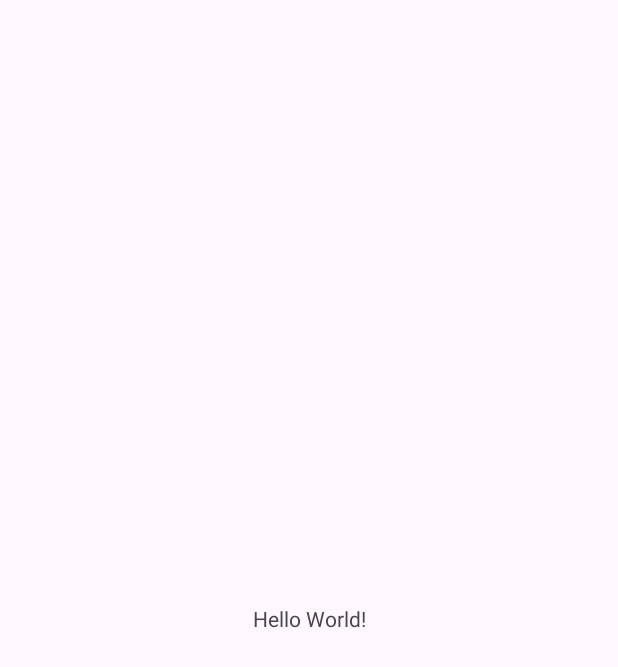
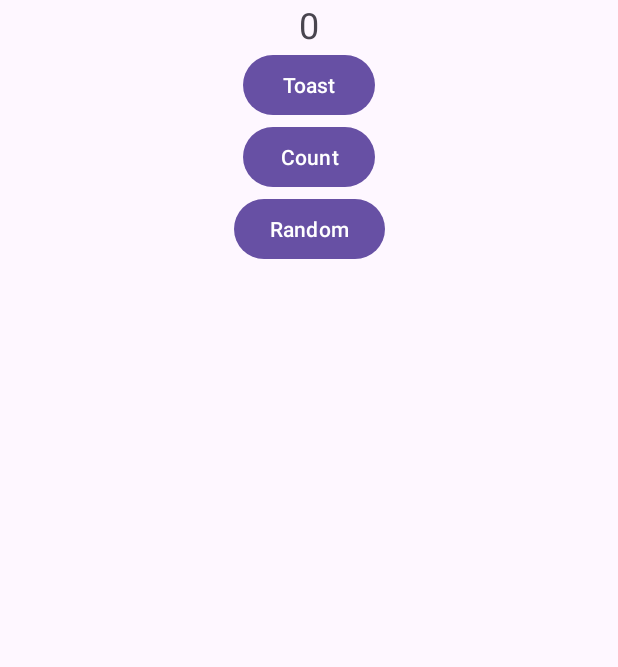
Before and after one commit to JaeYoung290/BCSD_Assignment, an Android app: the screen it shows after launch (MainActivity), on a phone screen of 412 x 824 dp. Before the commit the part shown is almost empty. Shown: the top 667 px of the screen. Run offline under Robolectric (Android 15) with nearby library versions, the phone set to English and light mode, and no system bars.

Commit message:
5주차 과제

```diff
--- a/assignment_week_5/app/src/main/AndroidManifest.xml
+++ b/assignment_week_5/app/src/main/AndroidManifest.xml
@@ -13,6 +13,9 @@
         android:theme="@style/Theme.Test"
         tools:targetApi="31">
         <activity
+            android:name=".SecondActivity"
+            android:exported="false" />
+        <activity
             android:name=".MainActivity"
             android:exported="true">
             <intent-filter>
--- a/assignment_week_5/app/src/main/java/com/example/test/MainActivity.kt
+++ b/assignment_week_5/app/src/main/java/com/example/test/MainActivity.kt
@@ -1,20 +1,48 @@
 package com.example.test
 
+import android.content.Intent
 import android.os.Bundle
-import androidx.activity.enableEdgeToEdge
+import android.widget.Button
+import android.widget.TextView
+import android.widget.Toast
+import androidx.activity.result.contract.ActivityResultContracts
 import androidx.appcompat.app.AppCompatActivity
-import androidx.core.view.ViewCompat
-import androidx.core.view.WindowInsetsCompat
 
 class MainActivity : AppCompatActivity() {
+
+    private var count = 0
+    private lateinit var countTextView: TextView
+
+    private val activityLauncher = registerForActivityResult(ActivityResultContracts.StartActivityForResult()) { result ->
+        if (result.resultCode == RESULT_OK) {
+            val randomValue = result.data?.getIntExtra("randomValue", count)
+            count = randomValue ?: count
+            countTextView.text = count.toString()
+        }
+    }
+
     override fun onCreate(savedInstanceState: Bundle?) {
         super.onCreate(savedInstanceState)
-        enableEdgeToEdge()
         setContentView(R.layout.activity_main)
-        ViewCompat.setOnApplyWindowInsetsListener(findViewById(R.id.main)) { v, insets ->
-            val systemBars = insets.getInsets(WindowInsetsCompat.Type.systemBars())
-            v.setPadding(systemBars.left, systemBars.top, systemBars.right, systemBars.bottom)
-            insets
+
+        val toastButton: Button = findViewById(R.id.toastButton)
+        val countButton: Button = findViewById(R.id.countButton)
+        val randomButton: Button = findViewById(R.id.randomButton)
+        countTextView = findViewById(R.id.countTextView)
+
+        toastButton.setOnClickListener {
+            Toast.makeText(this, "Toast 메시지 출력", Toast.LENGTH_SHORT).show()
+        }
+
+        countButton.setOnClickListener {
+            count++
+            countTextView.text = count.toString()
+        }
+
+        randomButton.setOnClickListener {
+            val intent = Intent(this, SecondActivity::class.java)
+            intent.putExtra("count", count)
+            activityLauncher.launch(intent)
         }
     }
 }
--- a/assignment_week_5/app/src/main/res/layout/activity_main.xml
+++ b/assignment_week_5/app/src/main/res/layout/activity_main.xml
@@ -2,18 +2,44 @@
 <androidx.constraintlayout.widget.ConstraintLayout xmlns:android="http://schemas.android.com/apk/res/android"
     xmlns:app="http://schemas.android.com/apk/res-auto"
     xmlns:tools="http://schemas.android.com/tools"
-    android:id="@+id/main"
     android:layout_width="match_parent"
     android:layout_height="match_parent"
     tools:context=".MainActivity">
 
     <TextView
+        android:id="@+id/countTextView"
         android:layout_width="wrap_content"
         android:layout_height="wrap_content"
-        android:text="Hello World!"
-        app:layout_constraintBottom_toBottomOf="parent"
+        android:text="0"
+        app:layout_constraintTop_toTopOf="parent"
+        app:layout_constraintStart_toStartOf="parent"
         app:layout_constraintEnd_toEndOf="parent"
+        android:textSize="24sp"/>
+
+    <Button
+        android:id="@+id/toastButton"
+        android:layout_width="wrap_content"
+        android:layout_height="wrap_content"
+        android:text="Toast"
+        app:layout_constraintTop_toBottomOf="@id/countTextView"
         app:layout_constraintStart_toStartOf="parent"
-        app:layout_constraintTop_toTopOf="parent" />
+        app:layout_constraintEnd_toEndOf="parent"/>
 
+    <Button
+        android:id="@+id/countButton"
+        android:layout_width="wrap_content"
+        android:layout_height="wrap_content"
+        android:text="Count"
+        app:layout_constraintTop_toBottomOf="@id/toastButton"
+        app:layout_constraintStart_toStartOf="parent"
+        app:layout_constraintEnd_toEndOf="parent"/>
+
+    <Button
+        android:id="@+id/randomButton"
+        android:layout_width="wrap_content"
+        android:layout_height="wrap_content"
+        android:text="Random"
+        app:layout_constraintTop_toBottomOf="@id/countButton"
+        app:layout_constraintStart_toStartOf="parent"
+        app:layout_constraintEnd_toEndOf="parent"/>
 </androidx.constraintlayout.widget.ConstraintLayout>
```
Also changed, not shown: assignment_week_5/app/src/main/java/com/example/test/SecondActivity.kt (added, +33 -0 lines), assignment_week_5/app/src/main/res/layout/activity_second.xml (added, +28 -0 lines).
